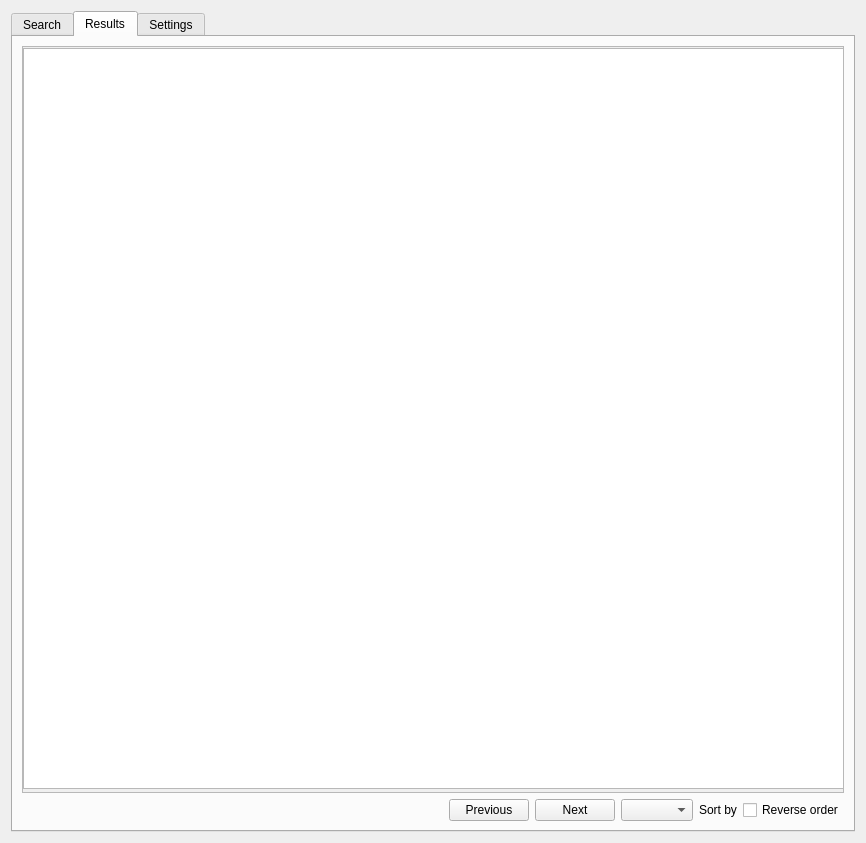
This is src/qgis_stac/ui/qgis_stac_widget.ui in stac-utils/qgis-stac-plugin as Qt 5 draws it before an edit. The edited form follows.
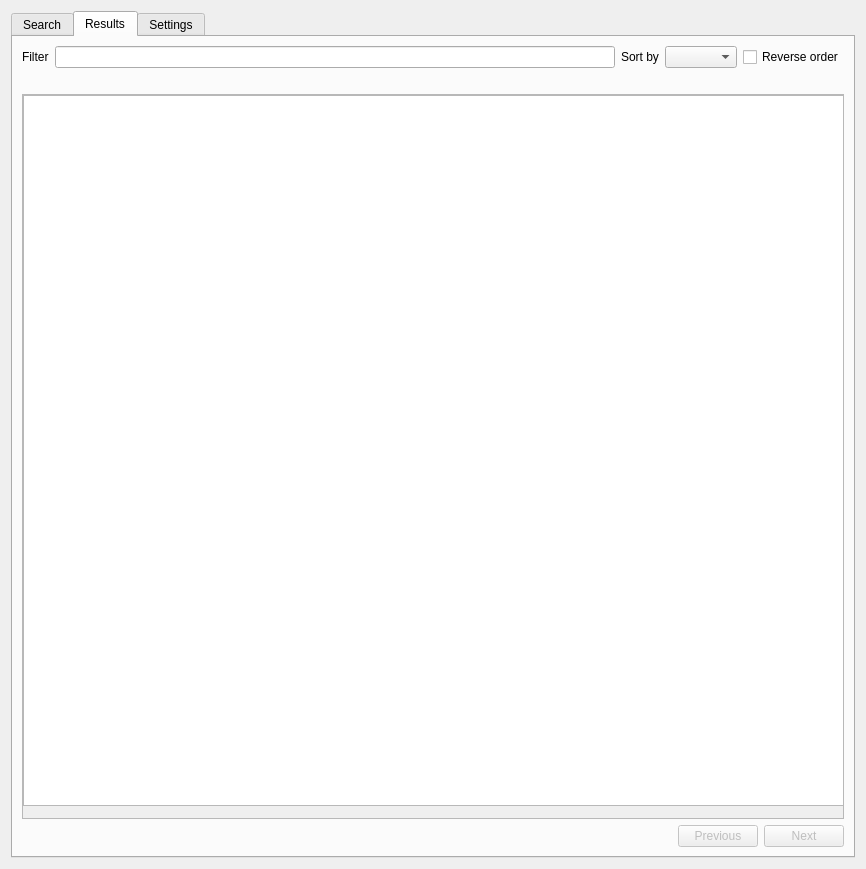
This is the edited form. The open tabs and pages were chosen to show the change. Custom widgets are drawn as their Qt base class.

Patch:
```diff
--- a/src/qgis_stac/ui/qgis_stac_widget.ui
+++ b/src/qgis_stac/ui/qgis_stac_widget.ui
@@ -7,7 +7,7 @@
     <x>0</x>
     <y>0</y>
     <width>866</width>
-    <height>843</height>
+    <height>869</height>
    </rect>
   </property>
   <property name="font">
@@ -458,38 +458,110 @@
       </attribute>
       <layout class="QVBoxLayout" name="verticalLayout_8">
        <item>
-        <widget class="QScrollArea" name="scroll_area">
-         <property name="styleSheet">
-          <string notr="true"/>
+        <layout class="QGridLayout" name="gridLayout_5">
+         <item row="0" column="0">
+          <layout class="QHBoxLayout" name="horizontalLayout_4">
+           <item>
+            <widget class="QLabel" name="label">
+             <property name="text">
+              <string>Filter</string>
+             </property>
+            </widget>
+           </item>
+           <item>
+            <widget class="QLineEdit" name="items_filter">
+             <property name="toolTip">
+              <string>Filter by item title</string>
+             </property>
+            </widget>
+           </item>
+          </layout>
+         </item>
+         <item row="0" column="1">
+          <layout class="QHBoxLayout" name="horizontalLayout">
+           <item>
+            <widget class="QLabel" name="label_9">
+             <property name="sizePolicy">
+              <sizepolicy hsizetype="Minimum" vsizetype="Preferred">
+               <horstretch>0</horstretch>
+               <verstretch>0</verstretch>
+              </sizepolicy>
+             </property>
+             <property name="styleSheet">
+              <string notr="true"/>
+             </property>
+             <property name="text">
+              <string>Sort by</string>
+             </property>
+             <property name="buddy">
+              <cstring>sort_field_cmb</cstring>
+             </property>
+            </widget>
+           </item>
+           <item>
+            <widget class="QComboBox" name="sort_field_cmb">
+             <property name="sizePolicy">
+              <sizepolicy hsizetype="Preferred" vsizetype="Maximum">
+               <horstretch>0</horstretch>
+               <verstretch>0</verstretch>
+              </sizepolicy>
+             </property>
+             <property name="minimumSize">
+              <size>
+               <width>0</width>
+               <height>0</height>
+              </size>
+             </property>
+            </widget>
+           </item>
+           <item>
+            <widget class="QCheckBox" name="reverse_order_chb">
+             <property name="minimumSize">
+              <size>
+               <width>0</width>
+               <height>0</height>
+              </size>
+             </property>
+             <property name="layoutDirection">
+              <enum>Qt::LeftToRight</enum>
+             </property>
+             <property name="text">
+              <string>Reverse order</string>
+             </property>
+            </widget>
+           </item>
+          </layout>
+         </item>
+        </layout>
+       </item>
+       <item>
+        <widget class="QLabel" name="result_items_la">
+         <property name="text">
+          <string/>
          </property>
-         <property name="frameShape">
-          <enum>QFrame::StyledPanel</enum>
-         </property>
-         <property name="frameShadow">
-          <enum>QFrame::Plain</enum>
-         </property>
+        </widget>
+       </item>
+       <item>
+        <widget class="QScrollArea" name="scrollArea">
          <property name="widgetResizable">
           <bool>true</bool>
          </property>
-         <property name="alignment">
-          <set>Qt::AlignLeading|Qt::AlignLeft|Qt::AlignTop</set>
-         </property>
          <widget class="QWidget" name="scrollAreaWidgetContents">
           <property name="geometry">
            <rect>
             <x>0</x>
             <y>0</y>
             <width>824</width>
-            <height>741</height>
+            <height>709</height>
            </rect>
           </property>
           <widget class="QTreeView" name="items_tree">
            <property name="geometry">
             <rect>
              <x>0</x>
-             <y>1</y>
-             <width>861</width>
-             <height>741</height>
+             <y>0</y>
+             <width>821</width>
+             <height>711</height>
             </rect>
            </property>
            <property name="editTriggers">
@@ -504,6 +576,12 @@
            <property name="wordWrap">
             <bool>true</bool>
            </property>
+           <property name="headerHidden">
+            <bool>true</bool>
+           </property>
+           <attribute name="headerVisible">
+            <bool>false</bool>
+           </attribute>
           </widget>
          </widget>
         </widget>
@@ -531,6 +609,9 @@
          </item>
          <item>
           <widget class="QPushButton" name="previous_btn">
+           <property name="enabled">
+            <bool>false</bool>
+           </property>
            <property name="sizePolicy">
             <sizepolicy hsizetype="Minimum" vsizetype="Maximum">
              <horstretch>0</horstretch>
@@ -547,6 +628,9 @@
          </item>
          <item>
           <widget class="QPushButton" name="next_btn">
+           <property name="enabled">
+            <bool>false</bool>
+           </property>
            <property name="sizePolicy">
             <sizepolicy hsizetype="Minimum" vsizetype="Maximum">
              <horstretch>0</horstretch>
@@ -561,57 +645,6 @@
            </property>
           </widget>
          </item>
-         <item>
-          <widget class="QComboBox" name="sort_field_cmb">
-           <property name="sizePolicy">
-            <sizepolicy hsizetype="Preferred" vsizetype="Maximum">
-             <horstretch>0</horstretch>
-             <verstretch>0</verstretch>
-            </sizepolicy>
-           </property>
-           <property name="minimumSize">
-            <size>
-             <width>0</width>
-             <height>0</height>
-            </size>
-           </property>
-          </widget>
-         </item>
-         <item>
-          <widget class="QLabel" name="label_9">
-           <property name="sizePolicy">
-            <sizepolicy hsizetype="Minimum" vsizetype="Preferred">
-             <horstretch>0</horstretch>
-             <verstretch>0</verstretch>
-            </sizepolicy>
-           </property>
-           <property name="styleSheet">
-            <string notr="true"/>
-           </property>
-           <property name="text">
-            <string>Sort by</string>
-           </property>
-           <property name="buddy">
-            <cstring>sort_field_cmb</cstring>
-           </property>
-          </widget>
-         </item>
-         <item>
-          <widget class="QCheckBox" name="reverse_order_chb">
-           <property name="minimumSize">
-            <size>
-             <width>0</width>
-             <height>0</height>
-            </size>
-           </property>
-           <property name="layoutDirection">
-            <enum>Qt::LeftToRight</enum>
-           </property>
-           <property name="text">
-            <string>Reverse order</string>
-           </property>
-          </widget>
-         </item>
         </layout>
        </item>
       </layout>
```
Left out of the diff: 53 changed lines with no effect on the pictures.
